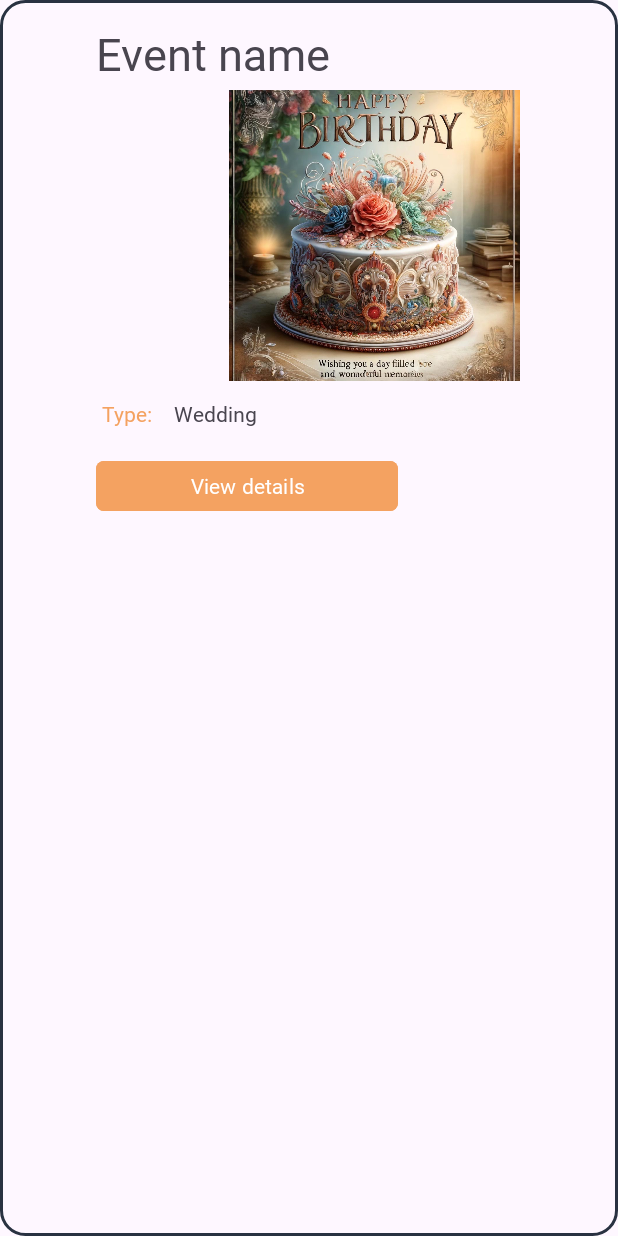
After one commit to kzi-nastava/ma-project-event-planner-siit-2024-team-24, an Android app: the fragment EventCardFragment shown on its own in the app's theme, on a phone screen of 412 x 824 dp. The commit adds this screen. Run offline under Robolectric (Android 15) with nearby library versions, the phone set to English and light mode, and no system bars.

Commit message:
[ADD] Fragment for event card

```diff
--- a/EventIO/app/src/main/AndroidManifest.xml
+++ b/EventIO/app/src/main/AndroidManifest.xml
@@ -12,18 +12,21 @@
         android:supportsRtl="true"
         android:theme="@style/Theme.EventIO"
         tools:targetApi="31">
-
-        <activity android:name=".SplashActivity"
+        <activity
+            android:name=".HomePageActivity"
+            android:exported="false" />
+        <activity
+            android:name=".SplashActivity"
             android:exported="true">
             <intent-filter>
                 <action android:name="android.intent.action.MAIN" />
+
                 <category android:name="android.intent.category.LAUNCHER" />
             </intent-filter>
         </activity>
-        <activity android:name=".LoginActivity"
-            android:exported="true">
-
-        </activity>
+        <activity
+            android:name=".LoginActivity"
+            android:exported="true"></activity>
     </application>
 
 </manifest>
--- /dev/null
+++ b/EventIO/app/src/main/java/com/example/eventio/EventCardFragment.java
@@ -0,0 +1,63 @@
+package com.example.eventio;
+
+import android.os.Bundle;
+import androidx.fragment.app.Fragment;
+import android.view.LayoutInflater;
+import android.view.View;
+import android.view.ViewGroup;
+
+/**
+ * A simple {@link Fragment} subclass.
+ * Use the {@link EventCardFragment#newInstance} factory method to
+ * create an instance of this fragment.
+ *
+ */
+public class EventCardFragment extends Fragment {
+
+    // TODO: Rename parameter arguments, choose names that match
+    // the fragment initialization parameters, e.g. ARG_ITEM_NUMBER
+    private static final String ARG_PARAM1 = "param1";
+    private static final String ARG_PARAM2 = "param2";
+
+    // TODO: Rename and change types of parameters
+    private String mParam1;
+    private String mParam2;
+
+    /**
+     * Use this factory method to create a new instance of
+     * this fragment using the provided parameters.
+     *
+     * @param param1 Parameter 1.
+     * @param param2 Parameter 2.
+     * @return A new instance of fragment EventCardFragment.
+     */
+    // TODO: Rename and change types and number of parameters
+    public static EventCardFragment newInstance(String param1, String param2) {
+        EventCardFragment fragment = new EventCardFragment();
+        Bundle args = new Bundle();
+        args.putString(ARG_PARAM1, param1);
+        args.putString(ARG_PARAM2, param2);
+        fragment.setArguments(args);
+        return fragment;
+    }
+
+    public EventCardFragment() {
+        // Required empty public constructor
+    }
+
+    @Override
+    public void onCreate(Bundle savedInstanceState) {
+        super.onCreate(savedInstanceState);
+        if (getArguments() != null) {
+            mParam1 = getArguments().getString(ARG_PARAM1);
+            mParam2 = getArguments().getString(ARG_PARAM2);
+        }
+    }
+
+    @Override
+    public View onCreateView(LayoutInflater inflater, ViewGroup container,
+                             Bundle savedInstanceState) {
+        // Inflate the layout for this fragment
+        return inflater.inflate(R.layout.fragment_event_card, container, false);
+    }
+}
--- /dev/null
+++ b/EventIO/app/src/main/java/com/example/eventio/HomePageActivity.java
@@ -0,0 +1,24 @@
+package com.example.eventio;
+
+import android.os.Bundle;
+
+import androidx.activity.EdgeToEdge;
+import androidx.appcompat.app.AppCompatActivity;
+import androidx.core.graphics.Insets;
+import androidx.core.view.ViewCompat;
+import androidx.core.view.WindowInsetsCompat;
+
+public class HomePageActivity extends AppCompatActivity {
+
+    @Override
+    protected void onCreate(Bundle savedInstanceState) {
+        super.onCreate(savedInstanceState);
+        EdgeToEdge.enable(this);
+        setContentView(R.layout.activity_home_page);
+        ViewCompat.setOnApplyWindowInsetsListener(findViewById(R.id.main), (v, insets) -> {
+            Insets systemBars = insets.getInsets(WindowInsetsCompat.Type.systemBars());
+            v.setPadding(systemBars.left, systemBars.top, systemBars.right, systemBars.bottom);
+            return insets;
+        });
+    }
+}
--- /dev/null
+++ b/EventIO/app/src/main/res/drawable/rounded_frame.xml
@@ -0,0 +1,8 @@
+<?xml version="1.0" encoding="utf-8"?>
+<shape xmlns:android="http://schemas.android.com/apk/res/android">
+
+    <corners android:radius="16dp"/>
+    <stroke
+        android:width="2dp"
+        android:color="@color/dark_blue"/>
+</shape>
--- /dev/null
+++ b/EventIO/app/src/main/res/layout/activity_home_page.xml
@@ -0,0 +1,10 @@
+<?xml version="1.0" encoding="utf-8"?>
+<androidx.constraintlayout.widget.ConstraintLayout xmlns:android="http://schemas.android.com/apk/res/android"
+    xmlns:app="http://schemas.android.com/apk/res-auto"
+    xmlns:tools="http://schemas.android.com/tools"
+    android:id="@+id/main"
+    android:layout_width="match_parent"
+    android:layout_height="match_parent"
+    tools:context=".HomePageActivity">
+
+</androidx.constraintlayout.widget.ConstraintLayout>
--- /dev/null
+++ b/EventIO/app/src/main/res/layout/fragment_event_card.xml
@@ -0,0 +1,75 @@
+<?xml version="1.0" encoding="utf-8"?>
+<androidx.constraintlayout.widget.ConstraintLayout xmlns:android="http://schemas.android.com/apk/res/android"
+    xmlns:app="http://schemas.android.com/apk/res-auto"
+    xmlns:tools="http://schemas.android.com/tools"
+    android:layout_width="match_parent"
+    android:layout_height="match_parent"
+    android:background="@drawable/rounded_frame"
+    tools:context=".EventCardFragment">
+
+
+    <!-- TODO: Update blank fragment layout -->
+
+
+    <ImageView
+        android:id="@+id/imageView3"
+        android:layout_width="321dp"
+        android:layout_height="194dp"
+        android:layout_marginStart="30dp"
+        android:layout_marginTop="60dp"
+        android:cropToPadding="true"
+        android:src="@drawable/birthday_cake_with_lit_candles"
+        app:layout_constraintBottom_toBottomOf="parent"
+        app:layout_constraintEnd_toEndOf="parent"
+        app:layout_constraintHorizontal_bias="0.966"
+        app:layout_constraintStart_toStartOf="parent"
+        app:layout_constraintTop_toTopOf="parent"
+        app:layout_constraintVertical_bias="0.0" />
+
+    <TextView
+        android:id="@+id/textView3"
+        android:layout_width="210dp"
+        android:layout_height="33dp"
+        android:layout_marginStart="64dp"
+        android:layout_marginBottom="11dp"
+        android:text="Event name"
+        android:textSize="30dp"
+        app:layout_constraintBottom_toTopOf="@+id/imageView3"
+        app:layout_constraintStart_toStartOf="parent" />
+
+    <TextView
+        android:id="@+id/textView4"
+        android:layout_width="44dp"
+        android:layout_height="21dp"
+        android:layout_marginStart="68dp"
+        android:layout_marginTop="12dp"
+        android:textColor="@color/orange"
+        android:text="Type: "
+        app:layout_constraintStart_toStartOf="parent"
+        app:layout_constraintTop_toBottomOf="@+id/imageView3" />
+
+    <TextView
+        android:id="@+id/textView5"
+        android:layout_width="146dp"
+        android:layout_height="21dp"
+        android:layout_marginStart="4dp"
+        android:layout_marginTop="12dp"
+        android:text="Wedding"
+        app:layout_constraintStart_toEndOf="@+id/textView4"
+        app:layout_constraintTop_toBottomOf="@+id/imageView3" />
+
+    <Button
+        android:id="@+id/button"
+        android:layout_width="201dp"
+        android:layout_height="41dp"
+        android:layout_marginStart="64dp"
+        android:layout_marginTop="16dp"
+        android:backgroundTint="@color/orange"
+        android:text="View details"
+        android:textColorLink="@color/orange"
+        app:cornerRadius="5dp"
+        app:iconPadding="2dp"
+        app:layout_constraintStart_toStartOf="parent"
+        app:layout_constraintTop_toBottomOf="@+id/textView5" />
+
+</androidx.constraintlayout.widget.ConstraintLayout>
--- a/EventIO/app/src/main/res/values/strings.xml
+++ b/EventIO/app/src/main/res/values/strings.xml
@@ -1,3 +1,5 @@
 <resources>
     <string name="app_name">EventIO</string>
+<!-- TODO: Remove or change this placeholder text -->
+    <string name="hello_blank_fragment">Hello blank fragment</string>
 </resources>
```
Also changed, not shown: EventIO/app/src/main/res/drawable/birthday_cake_with_lit_candles.jpg (added).
